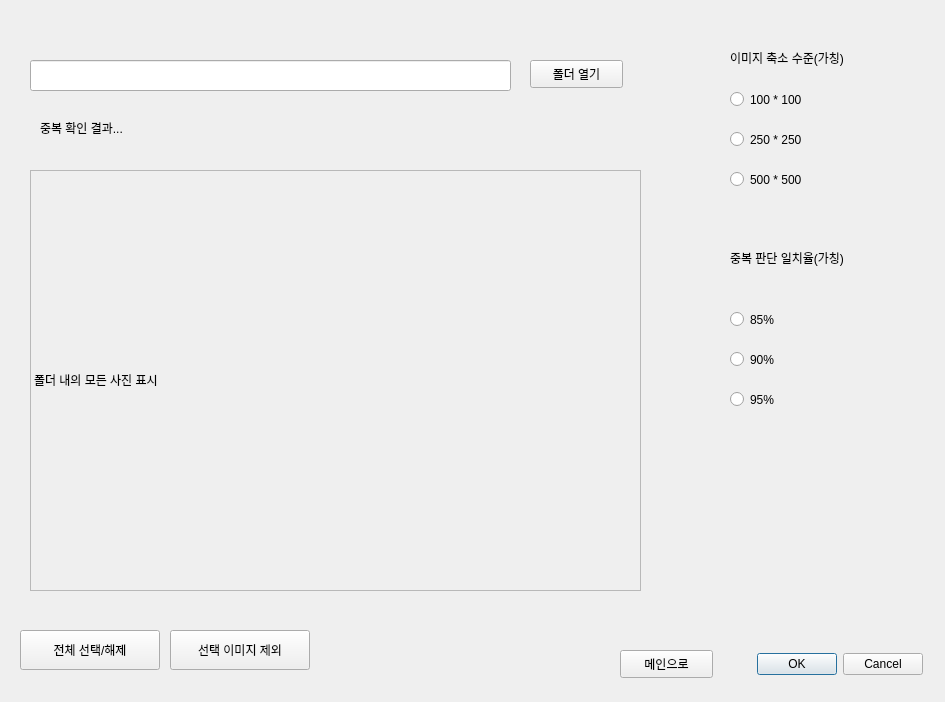
SongHyungJin/GraduationProject, file Second.ui: the form before one commit.
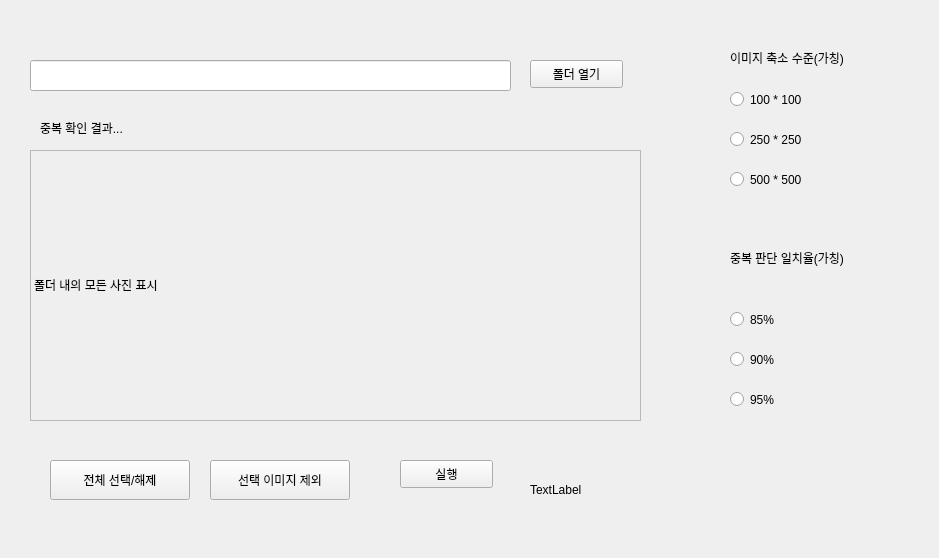
The form after the commit.

Commit message: 중복처리 초안 거의 완료

What changed in the file:
```diff
--- a/Second.ui
+++ b/Second.ui
@@ -6,26 +6,13 @@
    <rect>
     <x>0</x>
     <y>0</y>
-    <width>945</width>
-    <height>702</height>
+    <width>939</width>
+    <height>558</height>
    </rect>
   </property>
   <property name="windowTitle">
    <string>중복 이미지 처리</string>
   </property>
-  <widget class="QPushButton" name="BtnMain">
-   <property name="geometry">
-    <rect>
-     <x>620</x>
-     <y>650</y>
-     <width>93</width>
-     <height>28</height>
-    </rect>
-   </property>
-   <property name="text">
-    <string>메인으로</string>
-   </property>
-  </widget>
   <widget class="QLineEdit" name="FolderPath">
    <property name="geometry">
     <rect>
@@ -110,24 +97,11 @@
     <string>이미지 축소 수준(가칭)</string>
    </property>
   </widget>
-  <widget class="QDialogButtonBox" name="buttonBox">
-   <property name="geometry">
-    <rect>
-     <x>730</x>
-     <y>650</y>
-     <width>193</width>
-     <height>28</height>
-    </rect>
-   </property>
-   <property name="standardButtons">
-    <set>QDialogButtonBox::Cancel|QDialogButtonBox::Ok</set>
-   </property>
-  </widget>
   <widget class="QPushButton" name="BtnSelectAll">
    <property name="geometry">
     <rect>
-     <x>20</x>
-     <y>630</y>
+     <x>50</x>
+     <y>460</y>
      <width>140</width>
      <height>40</height>
     </rect>
@@ -139,8 +113,8 @@
   <widget class="QPushButton" name="BtnExclude">
    <property name="geometry">
     <rect>
-     <x>170</x>
-     <y>630</y>
+     <x>210</x>
+     <y>460</y>
      <width>140</width>
      <height>40</height>
     </rect>
@@ -227,9 +201,9 @@
    <property name="geometry">
     <rect>
      <x>30</x>
-     <y>170</y>
+     <y>150</y>
      <width>611</width>
-     <height>421</height>
+     <height>271</height>
     </rect>
    </property>
    <property name="focusPolicy">
@@ -248,6 +222,32 @@
     <bool>false</bool>
    </property>
   </widget>
+  <widget class="QLabel" name="label_4">
+   <property name="geometry">
+    <rect>
+     <x>530</x>
+     <y>480</y>
+     <width>391</width>
+     <height>20</height>
+    </rect>
+   </property>
+   <property name="text">
+    <string>TextLabel</string>
+   </property>
+  </widget>
+  <widget class="QPushButton" name="BtnRun">
+   <property name="geometry">
+    <rect>
+     <x>400</x>
+     <y>460</y>
+     <width>93</width>
+     <height>28</height>
+    </rect>
+   </property>
+   <property name="text">
+    <string>실행</string>
+   </property>
+  </widget>
  </widget>
  <resources/>
  <connections/>
```
The commit also changes 2 other files.
